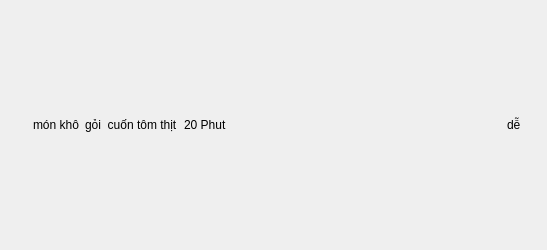
Old version of the form ui/component copy 2.ui in the repository vuituoiluon595-spec/PTA39-SPCK.
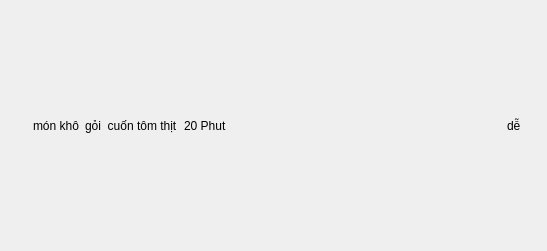
New version of the form. Icons and pictures are not drawn.

The edit to the form file:
```diff
--- a/ui/component copy 2.ui
+++ b/ui/component copy 2.ui
@@ -7,7 +7,7 @@
     <x>0</x>
     <y>0</y>
     <width>547</width>
-    <height>250</height>
+    <height>251</height>
    </rect>
   </property>
   <property name="minimumSize">
```
